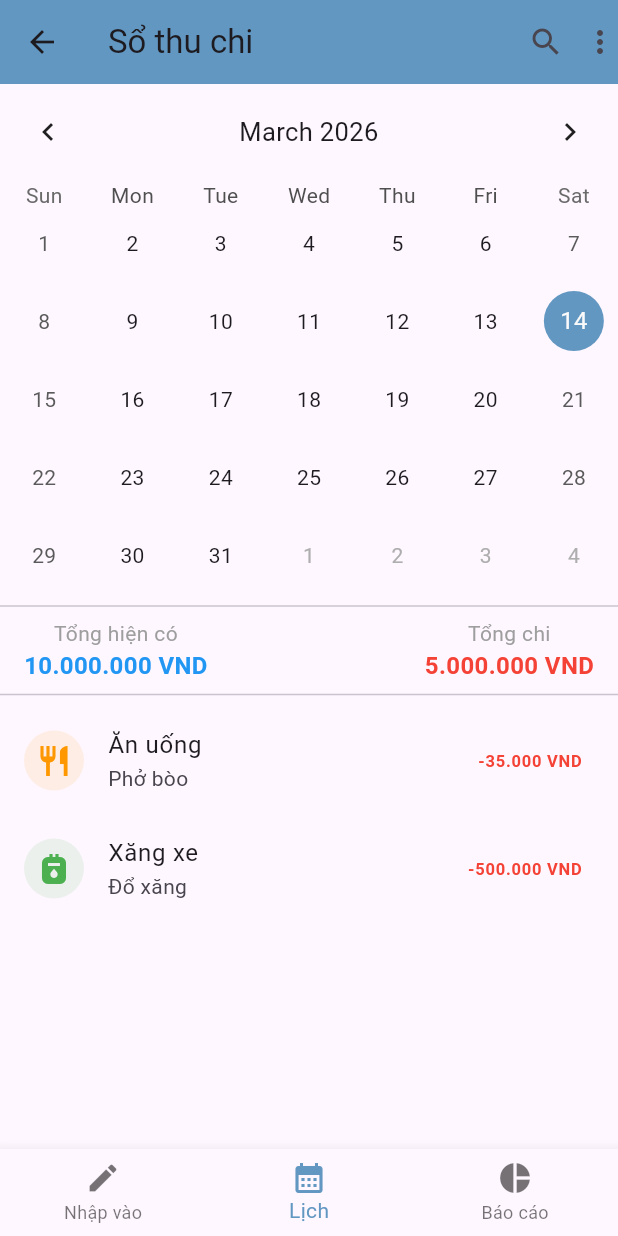
After one commit to treignn26/2025_2_LTTBDD_N02_Nhom_23, a Flutter app: the ScreenLich screen opened directly, on a phone screen of 412 x 824 dp. The commit adds this screen. Run offline on Flutter 3.47's test engine with Material 3 defaults, Android fonts, the phone set to English and light mode, and no system bars; drawn by our look-alikes of table_calendar.

Commit message:
giao dien lich

```diff
--- /dev/null
+++ b/lib/giao_dien/screen_lich.dart
@@ -0,0 +1,169 @@
+import 'package:flutter/material.dart';
+import 'package:table_calendar/table_calendar.dart';
+import 'package:intl/intl.dart';
+import 'package:btap_lon/giao_dien/screen_chi_tieu.dart';
+
+class ScreenLich extends StatefulWidget {
+  const ScreenLich({super.key});
+
+  @override
+  State<ScreenLich> createState() => _ScreenLichState();
+}
+
+class _ScreenLichState extends State<ScreenLich> {
+  CalendarFormat _calendarFormat = CalendarFormat.month;
+  DateTime _focusedDay = DateTime.now();
+  DateTime? _selectedDay;
+  @override
+  Widget build(BuildContext context) {
+    return Scaffold(
+      appBar: AppBar(
+        backgroundColor: const Color.fromARGB(255, 98, 151, 194),
+        title: const Text('Sổ thu chi'),
+        actions: [
+          IconButton(
+            icon: const Icon(Icons.search),
+            onPressed: () {
+              //trang timf kiemse
+            },
+          ),
+          const Icon(Icons.more_vert),
+        ],
+      ),
+      body: Column(
+        children: [
+          TableCalendar(
+            firstDay: DateTime.utc(2000, 1, 1),
+            lastDay: DateTime.utc(3000, 12, 31),
+            focusedDay: _focusedDay,
+            calendarFormat: _calendarFormat,
+            selectedDayPredicate: (day) => isSameDay(_selectedDay, day),
+            onDaySelected: (selectedDay, focusedDay) {
+              setState(() {
+                _selectedDay = selectedDay;
+                _focusedDay = focusedDay;
+              });
+            },
+            calendarStyle: const CalendarStyle(
+              todayDecoration: BoxDecoration(
+                color: const Color.fromARGB(255, 98, 151, 194),
+                shape: BoxShape.circle,
+              ),
+              selectedDecoration: BoxDecoration(
+                color: const Color.fromARGB(255, 98, 151, 194),
+                shape: BoxShape.circle,
+              ),
+            ),
+            headerStyle: const HeaderStyle(
+              formatButtonVisible: false,
+              titleCentered: true,
+            ),
+            calendarBuilders: CalendarBuilders(
+              markerBuilder: (context, date, events) {
+                return null;
+              },
+            ),
+          ),
+          const Divider(),
+          Padding(
+            padding: const EdgeInsets.symmetric(horizontal: 16),
+            child: Row(
+              mainAxisAlignment: MainAxisAlignment.spaceBetween,
+              children: [
+                _buildSummaryItem('Tổng hiện có', '10.000.000', Colors.blue),
+                _buildSummaryItem('Tổng chi', '5.000.000', Colors.red),
+              ],
+            ),
+          ),
+          const Divider(),
+          Expanded(
+            child: ListView(
+              children: [
+                _buildTransactionItem(
+                  'Ăn uống',
+                  'Phở bòo',
+                  '-35.000',
+                  Icons.restaurant,
+                  Colors.orange,
+                ),
+                _buildTransactionItem(
+                  'Xăng xe',
+                  'Đổ xăng',
+                  '-500.000',
+                  Icons.gas_meter,
+                  Colors.green,
+                ),
+              ],
+            ),
+          ),
+        ],
+      ),
+      bottomNavigationBar: BottomNavigationBar(
+        currentIndex: 1,
+        selectedItemColor: const Color.fromARGB(255, 98, 151, 194),
+        onTap: (index) {
+          if (index == 1) return;
+          if (index == 0) {
+            Navigator.push(
+              context,
+              MaterialPageRoute(builder: (context) => const ScreenChiTieu()),
+            );
+          } else if (index == 2) {
+            Navigator.pushReplacement(
+              context,
+              MaterialPageRoute(builder: (context) => const ScreenBaoCao()),
+            );
+          }
+        },
+        items: const [
+          BottomNavigationBarItem(icon: Icon(Icons.edit), label: 'Nhập vào'),
+          BottomNavigationBarItem(
+            icon: Icon(Icons.calendar_month),
+            label: 'Lịch',
+          ),
+          BottomNavigationBarItem(
+            icon: Icon(Icons.pie_chart),
+            label: 'Báo cáo',
+          ),
+        ],
+      ),
+    );
+  }
+
+  Widget _buildSummaryItem(String title, String amount, Color color) {
+    return Column(
+      children: [
+        Text(title, style: const TextStyle(color: Colors.grey)),
+        Text(
+          "$amount VND",
+          style: TextStyle(
+            color: color,
+            fontWeight: FontWeight.bold,
+            fontSize: 16,
+          ),
+        ),
+      ],
+    );
+  }
+
+  Widget _buildTransactionItem(
+    String title,
+    String subtitle,
+    String amount,
+    IconData icon,
+    Color iconColor,
+  ) {
+    return ListTile(
+      leading: CircleAvatar(
+        backgroundColor: iconColor.withOpacity(0.1),
+        child: Icon(icon, color: iconColor),
+      ),
+      title: Text(title),
+      subtitle: Text(subtitle),
+      trailing: Text(
+        "$amount VND",
+        style: const TextStyle(color: Colors.red, fontWeight: FontWeight.bold),
+      ),
+    );
+  }
+}
--- a/lib/main.dart
+++ b/lib/main.dart
@@ -1,8 +1,16 @@
 import 'package:btap_lon/giao_dien/trang_dau.dart';
 import 'package:flutter/material.dart';
+import 'package:btap_lon/giao_dien/screen_chi_tieu.dart';
+import 'package:btap_lon/model/chi_tieu_provider.dart';
+import 'package:provider/provider.dart';
 
 void main() {
-  runApp(const MyApp());
+  runApp(
+    ChangeNotifierProvider(
+      create: (context) => ChiTieuProvider(),
+      child: const MyApp(),
+    ),
+  );
 }
 
 class MyApp extends StatelessWidget {
@@ -13,6 +21,8 @@ class MyApp extends StatelessWidget {
   Widget build(BuildContext context) {
     return MaterialApp(
       debugShowCheckedModeBanner: false,
+      title: 'Quản lý chi tiêu',
+      theme: ThemeData(primarySwatch: Colors.amber, useMaterial3: true),
       home: TrangWidget(),
     );
   }
```
